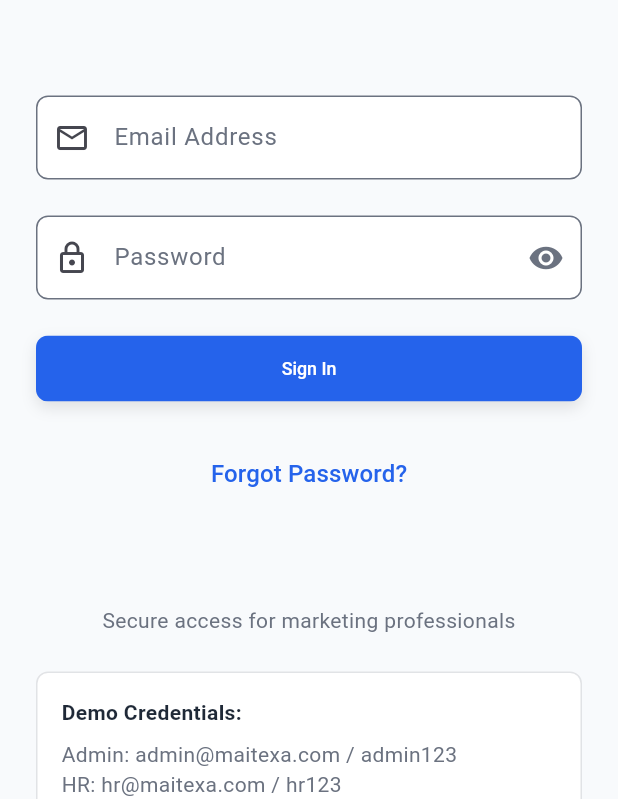
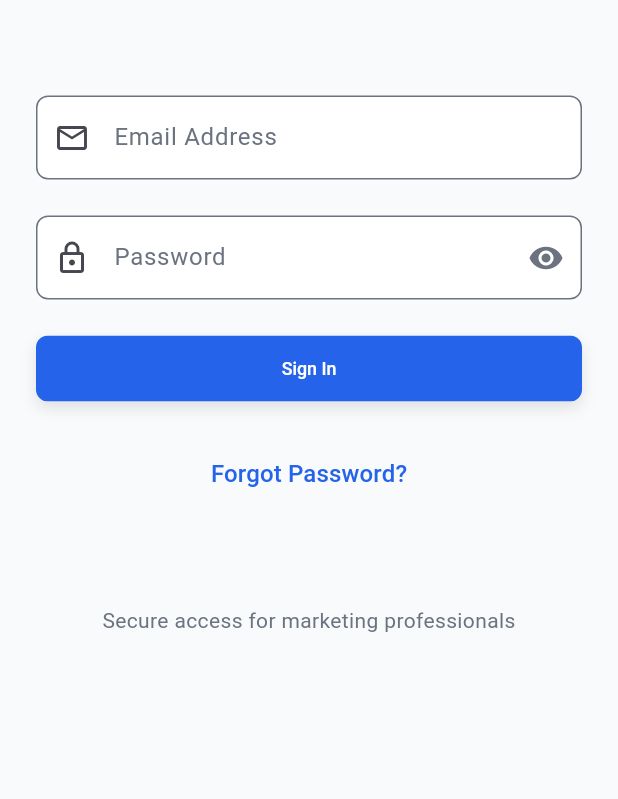
Before and after one commit to ShadaMaitexa/maitexa_crm_flutter, a Flutter app: the screen it shows after launch, on a phone screen of 412 x 824 dp, the part 437-1236 px from its top. Run offline on Flutter 3.47's test engine with Material 3 defaults, Android fonts, the phone set to English and light mode, and no system bars; our stand-ins replace cloud_firestore, firebase_core, firebase_messaging, fl_chart, geocoding, get and 3 more; missing offline and left inert: call_log, cloudinary; accounts and stored records are empty.

```diff
--- a/lib/screens/login_screen.dart
+++ b/lib/screens/login_screen.dart
@@ -185,42 +185,6 @@ class _LoginScreenState extends State<LoginScreen> {
                 ),
                 const SizedBox(height: AppSizes.paddingL),
 
-                // Demo Credentials
-                Container(
-                  padding: const EdgeInsets.all(AppSizes.paddingM),
-                  decoration: BoxDecoration(
-                    color: AppColors.surface,
-                    borderRadius: BorderRadius.circular(AppSizes.radiusM),
-                    border: Border.all(
-                      color: AppColors.textSecondary.withOpacity(0.2),
-                    ),
-                  ),
-                  child: Column(
-                    crossAxisAlignment: CrossAxisAlignment.start,
-                    children: [
-                      const Text(
-                        'Demo Credentials:',
-                        style: TextStyle(
-                          fontWeight: FontWeight.bold,
-                          color: AppColors.textPrimary,
-                        ),
-                      ),
-                      const SizedBox(height: AppSizes.paddingS),
-                      const Text(
-                        'Admin: admin@maitexa.com / admin123',
-                        style: TextStyle(color: AppColors.textSecondary),
-                      ),
-                      const Text(
-                        'HR: hr@maitexa.com / hr123',
-                        style: TextStyle(color: AppColors.textSecondary),
-                      ),
-                      const Text(
-                        'Executive: rahul@maitexa.com / rahul123',
-                        style: TextStyle(color: AppColors.textSecondary),
-                      ),
-                    ],
-                  ),
-                ),
               ],
             ),
           ),
```
